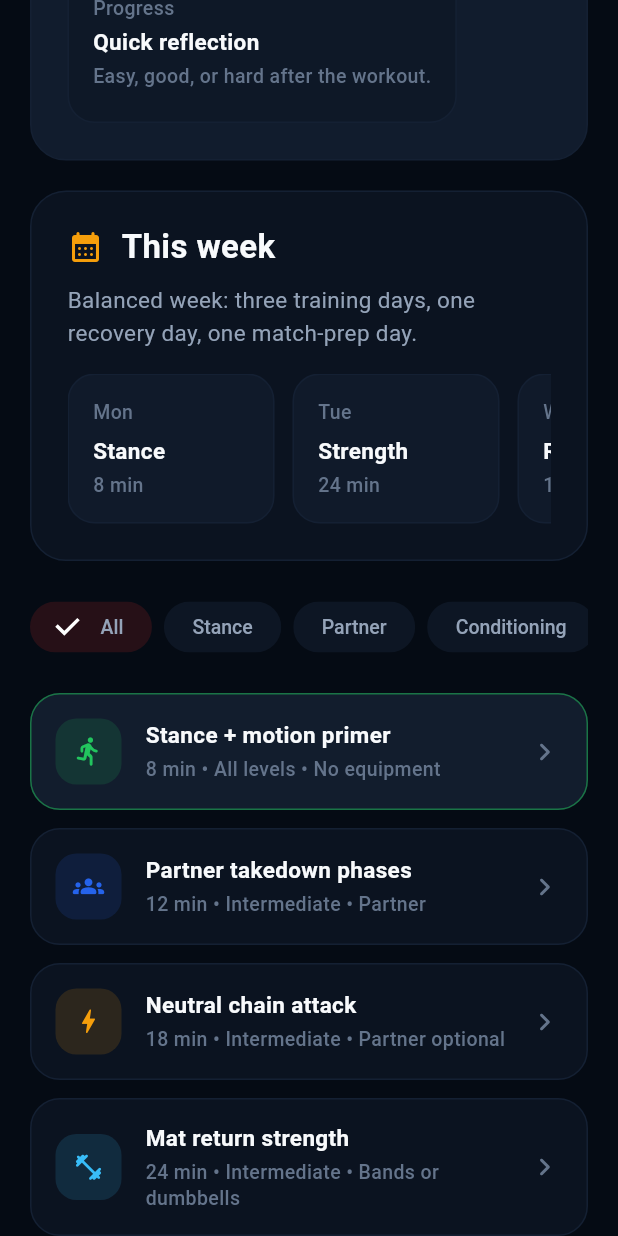
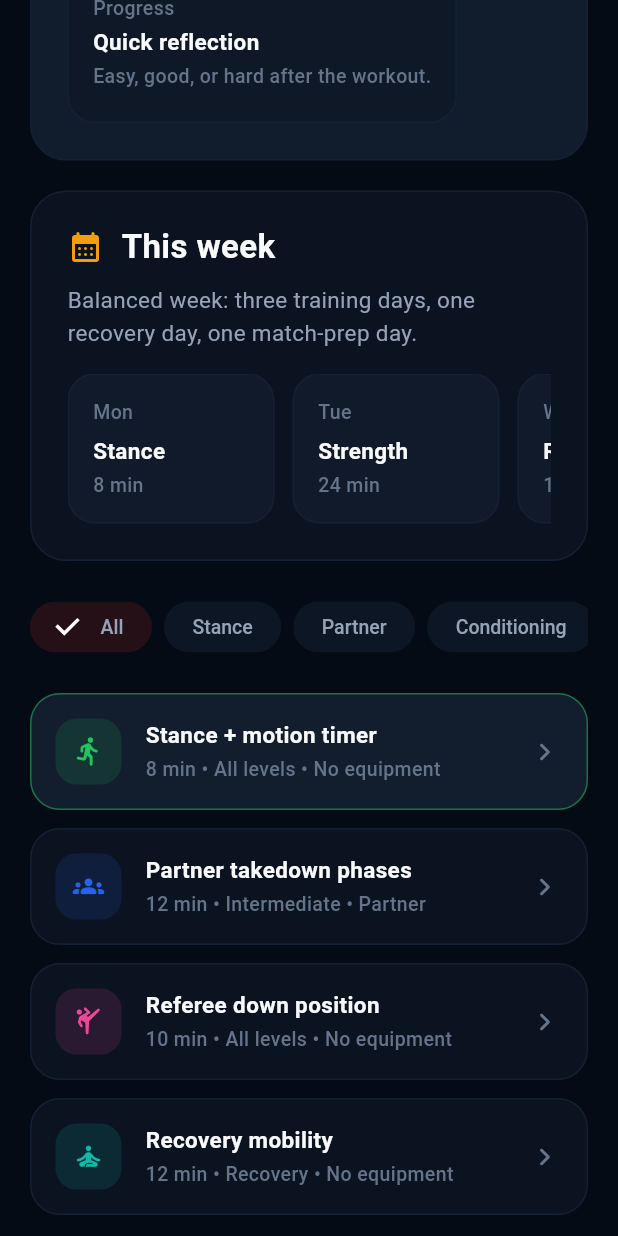
Before and after one commit to PinIQApp/PinIQ, a Flutter app: the WorkoutCenterScreen screen opened directly, scrolled down 1152 dp, on a phone screen of 412 x 824 dp. Run offline on Flutter 3.47's test engine with Material 3 defaults, Android fonts, the phone set to English and light mode, and no system bars; our stand-ins replace image_picker, shared_preferences; missing offline and left inert: dart:html; accounts and stored records are empty.

Commit message:
Finish workout timer checklist items

```diff
--- a/frontend/lib/screens/dashboard/home_dashboard_shell.dart
+++ b/frontend/lib/screens/dashboard/home_dashboard_shell.dart
@@ -22,7 +22,6 @@ import '../dashboard/ai_assistant_center_screen.dart';
 import '../dashboard/nutrition_center_screen.dart';
 import '../dashboard/operations_center_screen.dart';
 import '../dashboard/recruiting_center_screen.dart';
-import '../dashboard/stance_motion_workout_screen.dart';
 import '../dashboard/store_center_screen.dart';
 import '../dashboard/tournament_center_screen.dart';
 import '../dashboard/workout_center_screen.dart';
@@ -1118,26 +1117,6 @@ class _ProgramToolsView extends StatelessWidget {
                         Navigator.of(context).push(
                           MaterialPageRoute(
                             builder: (_) => const WorkoutCenterScreen(),
-                          ),
-                        );
-                      },
-                    ),
-                    _HubAction(
-                      label: 'Stance + motion',
-                      onTap: () {
-                        Navigator.of(context).push(
-                          MaterialPageRoute(
-                            builder: (_) => const StanceMotionWorkoutScreen(),
-                          ),
-                        );
-                      },
-                    ),
-                    _HubAction(
-                      label: '1-3 min rounds',
-                      onTap: () {
-                        Navigator.of(context).push(
-                          MaterialPageRoute(
-                            builder: (_) => const StanceMotionWorkoutScreen(),
                           ),
                         );
                       },
@@ -1280,21 +1259,6 @@ class _ProgramToolsView extends StatelessWidget {
         ),
         const SizedBox(height: AppSpacing.sm),
         ProgramToolTile(
-          icon: Icons.directions_run_rounded,
-          title: 'Stance + motion workout',
-          subtitle:
-              'Pick 1, 2, or 3 minutes and react to random shot, sprawl, and down block calls.',
-          color: const Color(0xFF22C55E),
-          onTap: () {
-            Navigator.of(context).push(
-              MaterialPageRoute(
-                builder: (_) => const StanceMotionWorkoutScreen(),
-              ),
-            );
-          },
-        ),
-        const SizedBox(height: AppSpacing.sm),
-        ProgramToolTile(
           icon: Icons.restaurant_menu_rounded,
           title: 'Nutrition Center',
           subtitle:
--- a/frontend/lib/screens/dashboard/workout_center_screen.dart
+++ b/frontend/lib/screens/dashboard/workout_center_screen.dart
@@ -213,7 +213,7 @@ class _TodayPlanPanel extends StatelessWidget {
             const _TodayTaskCard(
               icon: Icons.directions_run_rounded,
               title: 'Training',
-              value: '8 min stance primer',
+              value: '8 min stance timer',
               detail: 'Move, fake, level change, reset.',
               color: Color(0xFF22C55E),
             ),
@@ -1728,7 +1728,7 @@ class _WorkoutBlock {
 
 const _workouts = [
   _WorkoutPlan(
-    title: 'Stance + motion primer',
+    title: 'Stance + motion timer',
     category: 'stance',
     description:
         'Short reaction round for footwork, level change, and defense.',
@@ -1849,93 +1849,6 @@ const _workouts = [
     timerCueListLabel: 'Takedowns to work',
   ),
   _WorkoutPlan(
-    title: 'Neutral chain attack',
-    category: 'conditioning',
-    description: 'Build pace with fake-shot-finish chains and short rest.',
-    minutes: 18,
-    level: 'Intermediate',
-    equipment: 'Partner optional',
-    ageLabel: 'Middle school+',
-    imageAsset: 'assets/images/workouts/howto_shot_entry.png',
-    imageAspectRatio: 1.02,
-    howToTitle: 'How the entry should look',
-    howToTips: [
-      'Lower level before reaching.',
-      'Step through the target instead of diving down.',
-      'Recover back to stance after each finish.',
-    ],
-    icon: Icons.bolt_rounded,
-    color: Color(0xFFF59E0B),
-    blocks: [
-      _WorkoutBlock(
-          time: '4m',
-          title: 'Fake entries',
-          detail: 'Fake, circle, level change, reset.'),
-      _WorkoutBlock(
-          time: '8m',
-          title: 'Chain rounds',
-          detail: '30 seconds attack chain, 20 seconds rest, 8 rounds.'),
-      _WorkoutBlock(
-          time: '6m',
-          title: 'Finish pressure',
-          detail: 'Single to shelf, cut corner, run pipe.'),
-    ],
-    cues: [
-      'Every attack starts with motion.',
-      'Do not stop after contact.',
-      'Finish with hips and feet moving.',
-    ],
-    safetyNotes: [
-      'Use light contact if a partner helps.',
-      'Clear furniture before moving fast.',
-      'Rest more if breathing gets sloppy.',
-    ],
-  ),
-  _WorkoutPlan(
-    title: 'Mat return strength',
-    category: 'strength',
-    description:
-        'Posterior chain, grip, and return mechanics for top pressure.',
-    minutes: 24,
-    level: 'Intermediate',
-    equipment: 'Bands or dumbbells',
-    ageLabel: 'High school',
-    imageAsset: 'assets/images/workouts/howto_strength.png',
-    imageAspectRatio: 2.7,
-    howToTitle: 'How the strength drill should look',
-    howToTips: [
-      'Keep a strong plank from shoulders to heels.',
-      'Row or pull with control instead of twisting.',
-      'Use light weight until the position stays clean.',
-    ],
-    icon: Icons.fitness_center_rounded,
-    color: Color(0xFF38BDF8),
-    blocks: [
-      _WorkoutBlock(
-          time: '6m',
-          title: 'Hinge prep',
-          detail: 'Glute bridge, hip hinge, bear crawl.'),
-      _WorkoutBlock(
-          time: '12m',
-          title: 'Strength circuit',
-          detail: 'RDL, row, split squat, farmer carry, 3 rounds.'),
-      _WorkoutBlock(
-          time: '6m',
-          title: 'Return mechanics',
-          detail: 'Lift step, hip pop, cover pressure.'),
-    ],
-    cues: [
-      'Back flat, hips loaded.',
-      'Hands stay locked through the return.',
-      'Cover before celebrating the return.',
-    ],
-    safetyNotes: [
-      'Use a weight the athlete can control.',
-      'Skip loaded lifts without parent approval.',
-      'No live mat returns at home.',
-    ],
-  ),
-  _WorkoutPlan(
     title: 'Referee down position',
     category: 'match',
     description:
@@ -1991,50 +1904,9 @@ const _workouts = [
       'Sitout',
       'Quad pod knee slide',
     ],
-  ),
-  _WorkoutPlan(
-    title: 'Bottom escape burst',
-    category: 'match',
-    description:
-        'First-move speed for stand-ups, hand control, and hip separation.',
-    minutes: 14,
-    level: 'All levels',
-    equipment: 'Partner optional',
-    ageLabel: 'Middle school+',
-    imageAsset: 'assets/images/workouts/howto_bottom_escape.png',
-    imageAspectRatio: 1.06,
-    howToTitle: 'How the escape start should look',
-    howToTips: [
-      'Build a base before standing up.',
-      'Use hand control first, then separate the hips.',
-      'Face the opponent before resetting.',
-    ],
-    icon: Icons.keyboard_double_arrow_up_rounded,
-    color: Color(0xFF8B5CF6),
-    blocks: [
-      _WorkoutBlock(
-          time: '3m',
-          title: 'Whistle starts',
-          detail: 'Explode to base and clear hands.'),
-      _WorkoutBlock(
-          time: '7m',
-          title: 'Escape rounds',
-          detail: '15-second go, 20-second rest, 10 rounds.'),
-      _WorkoutBlock(
-          time: '4m',
-          title: 'Finish position',
-          detail: 'Turn in, face, circle away, reset.'),
-    ],
-    cues: [
-      'First move happens on the whistle.',
-      'Win hand control before standing tall.',
-      'Hips away, then face the opponent.',
-    ],
-    safetyNotes: [
-      'Use a soft surface if starting from bottom.',
-      'Partner pressure should stay controlled.',
-      'Stop if neck or wrist discomfort shows up.',
-    ],
+    timerIntervalOptions: [10, 15, 20, 25, 30],
+    timerInitialIntervalSeconds: 15,
+    timerIntervalLabel: 'Seconds between bottom calls',
   ),
   _WorkoutPlan(
     title: 'Recovery mobility',
@@ -2078,5 +1950,21 @@ const _workouts = [
       'Move slowly and breathe normally.',
       'Good option for parents to do with athletes.',
     ],
+    timerTitle: 'Recovery mobility',
+    timerSubtitle:
+        'Pick a recovery round length and move slowly through mobility cues.',
+    timerStartCue: 'Recovery mobility',
+    timerButtonLabel: 'Run recovery timer',
+    timerCues: [
+      'Breathing reset',
+      'Hip and ankle flow',
+      'Shoulder spine flow',
+      'Easy reset',
+    ],
+    timerDurationOptions: [5, 10, 12],
+    timerInitialMinutes: 10,
+    timerIntervalOptions: [30, 45, 60],
+    timerInitialIntervalSeconds: 45,
+    timerIntervalLabel: 'Seconds between mobility cues',
   ),
 ];
```
Also changed, not shown: 1 other file.
